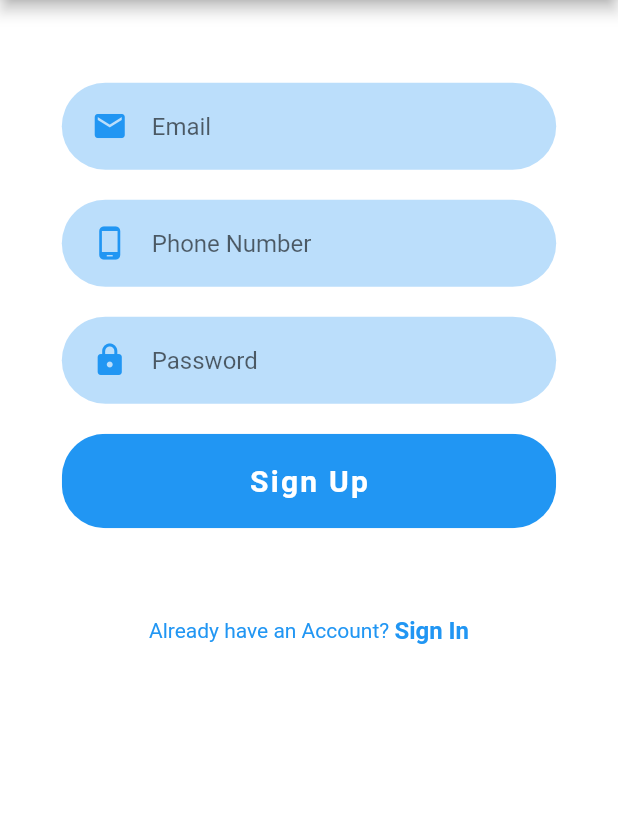
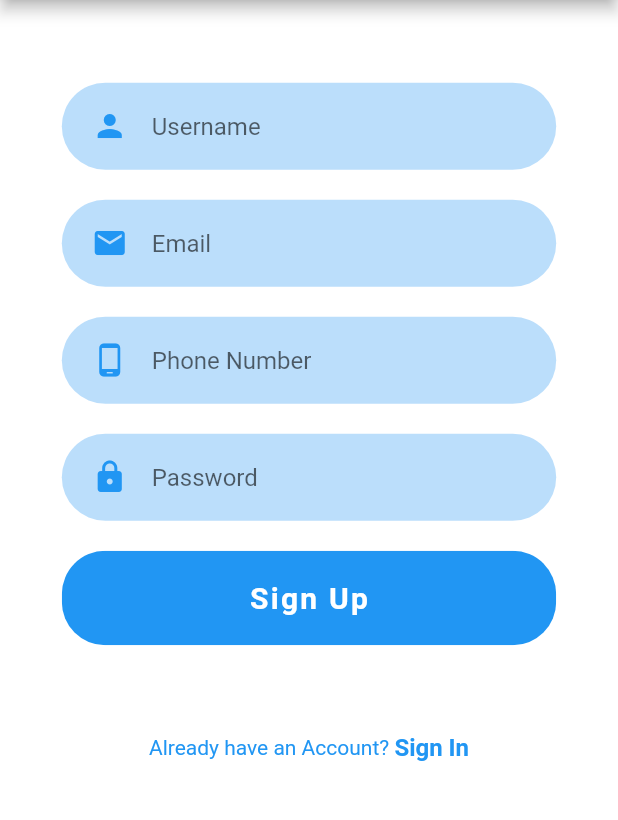
Before and after one commit to YouqinS/ADPProject-NokiaDC, a Flutter app: the screen it shows after launch, after a tap on "Sign Up", on a phone screen of 412 x 824 dp, the part 84-904 px from its top. Run offline on Flutter 3.47's test engine with Material 2 defaults, Android fonts, the phone set to English and light mode, and no system bars; our stand-ins replace cloud_firestore, firebase_auth, firebase_core, flutter_map, flutter_spinkit, geolocator and 1 more; accounts and stored records are empty.

Commit message:
update db code to match with new data modelling
* pi
* user

```diff
--- a/RasPiFinder/lib/auth/signup/signup_page.dart
+++ b/RasPiFinder/lib/auth/signup/signup_page.dart
@@ -41,6 +41,13 @@ class SignupForm extends State<SignupPage> {
                 children: <Widget>[
                   SizedBox(height: size.height * 0.05),
                   TextInputField(
+                    hintText: "Username",
+                    icon: Icons.person,
+                    onSaved: (value) {
+                      username = value;
+                    },
+                  ),
+                  TextInputField(
                     hintText: "Email",
                     icon: Icons.email,
                     onSaved: (value) {
@@ -68,7 +75,7 @@ class SignupForm extends State<SignupPage> {
                       if (formKey.currentState.validate()) {
                         formKey.currentState.save();
                         setState(() => loading = true);
-                        dynamic result = await _authenticationService.registerWithEmailAndPassword(email, password);
+                        dynamic result = await _authenticationService.registerWithEmailAndPassword(email, password, username, phone);
                         if (result == null) {
                           setState(() {
                               error = 'Please supply the valid email';
--- a/RasPiFinder/lib/home/product_tile.dart
+++ b/RasPiFinder/lib/home/product_tile.dart
@@ -21,10 +21,10 @@ class ProductTile extends StatelessWidget {
           child: ListTile(
             leading: CircleAvatar(
               radius: 25.0,
-              backgroundColor: Colors.green[rasp.availability],
+             // backgroundColor: Colors.green[rasp.availability],
             ),
-            title: Text(rasp.roles +' '+ '(' + rasp.name + ')'),
-            subtitle: Text('The model number is ${rasp.modelNumber}'),
+            title: Text(rasp.modelNumber),
+            subtitle: Text(rasp.software==null ? "software" : rasp.software),
           ),
         ),
       ),
--- a/RasPiFinder/lib/models/rasps.dart
+++ b/RasPiFinder/lib/models/rasps.dart
@@ -1,9 +1,15 @@
+import 'package:cloud_firestore/cloud_firestore.dart';
+
 class Rasp {
-  final String name;
-  final String modelNumber;
-  final String roles;
-  // final double location;
-  final int availability;
+  final String modelNumber; //uid
+  final String address;
+  final String software;
+  final String finderID;
+  final String userID;
+  final String ownerID;
+  final String other;
+  final GeoPoint geoPoint;
 
-  Rasp({ this.name, this.modelNumber, this.roles, this.availability });
+  Rasp({this.modelNumber, this.address, this.software, this.finderID,
+      this.userID, this.ownerID, this.other, this.geoPoint});
 }
--- a/RasPiFinder/lib/models/user.dart
+++ b/RasPiFinder/lib/models/user.dart
@@ -7,14 +7,11 @@ class MUser {
 }
 
 class UserData {
+  final String uid;
+  final String username;
+  final String email;
+  final String phoneNumber;
 
-  final String uid;
-  final String name;
-  final String roles;
-  final String modelNumber;
-  // final double location;
-  final int availability;
-
-  UserData({ this.uid, this.name, this.roles, this.modelNumber, this.availability });
+  UserData({ this.uid, this.username, this.email, this.phoneNumber});
 
 }
--- a/RasPiFinder/lib/profile/my_pi.dart
+++ b/RasPiFinder/lib/profile/my_pi.dart
@@ -68,7 +68,8 @@ class _MyRasPiState extends State<MyRasPi> {
                   DataContainer(
                     label: 'Software',
                     //TODO change to software when new data collection integrated
-                    content: myPies[index].name,
+                   // content: myPies[index].name,
+                    content: myPies[index].software == null ? "NA" : myPies[index].software,
                     maxLine: 2,
                     isUser: false,
                   ),
--- a/RasPiFinder/lib/services/authentication_service.dart
+++ b/RasPiFinder/lib/services/authentication_service.dart
@@ -43,13 +43,14 @@ class AuthenticationService {
   }
 
   //register with email and password
-  Future registerWithEmailAndPassword(String email, String password) async {
+  Future registerWithEmailAndPassword(String email, String password, String username, String phone) async {
     try {
       UserCredential authResult = await _firebaseAuth.createUserWithEmailAndPassword(email: email, password: password,);
       User user= authResult.user;
+      print('firebaseAuth user id = ' +user.uid );
 
       //create a new document for the user with the uid
-      await DatabaseService(uid: user.uid).updateUserData('1', 'rasp', 'roles', 100);
+      await DatabaseService(uid: user.uid).createUser(username, email, phone);
       return _userFromFirebaseUser(user);
     } catch (e) {
       print(e.toString());
--- a/RasPiFinder/lib/wrapper.dart
+++ b/RasPiFinder/lib/wrapper.dart
@@ -15,6 +15,7 @@ class  Wrapper extends StatelessWidget {
     if (user == null) {
       return Authenticate();
     } else {
+      print('Wrapper user uid=' + user.uid);
       return StreamProvider<UserData>.value(
         value: DatabaseService(uid: user.uid).userData,
         child: NavigationPage()
```
Also changed, not shown: RasPiFinder/lib/home/add_products.dart (+12 -8 lines), RasPiFinder/lib/home/home_page.dart (+8 -3 lines), RasPiFinder/lib/profile/profile.dart (+10 -7 lines), RasPiFinder/lib/services/database.dart (+43 -13 lines), RasPiFinder/lib/services/product_providers.dart (+27 -12 lines).
